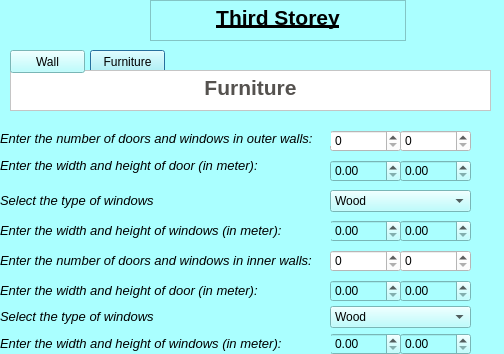
The window that thirdstorey.ui (ch-ankit/HCCE) describes before a commit, drawn with Qt 5.
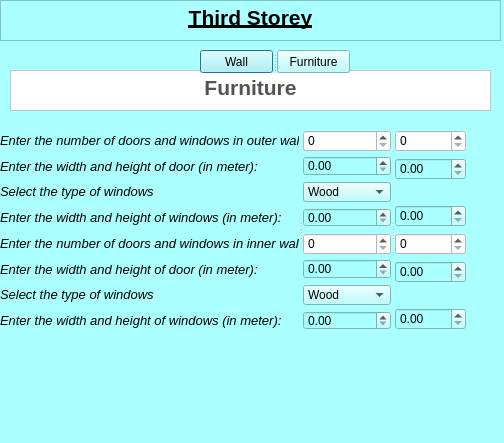
The same window after the commit. The open tabs and pages were chosen to show the change.

What changed in the file:
```diff
--- a/thirdstorey.ui
+++ b/thirdstorey.ui
@@ -7,7 +7,7 @@
     <x>0</x>
     <y>0</y>
     <width>504</width>
-    <height>354</height>
+    <height>443</height>
    </rect>
   </property>
   <property name="windowTitle">
@@ -16,26 +16,13 @@
   <property name="styleSheet">
    <string notr="true">background-color: rgb(170, 255, 255);</string>
   </property>
-  <widget class="QPushButton" name="pushButton_2">
-   <property name="geometry">
-    <rect>
-     <x>90</x>
-     <y>50</y>
-     <width>75</width>
-     <height>23</height>
-    </rect>
-   </property>
-   <property name="text">
-    <string>Furniture</string>
-   </property>
-  </widget>
   <widget class="QStackedWidget" name="stackedWidget">
    <property name="geometry">
     <rect>
      <x>0</x>
      <y>70</y>
      <width>491</width>
-     <height>301</height>
+     <height>281</height>
     </rect>
    </property>
    <property name="styleSheet">
@@ -285,70 +272,6 @@
     </widget>
    </widget>
    <widget class="QWidget" name="page_2">
-    <widget class="QDoubleSpinBox" name="DSOWNW">
-     <property name="geometry">
-      <rect>
-       <x>330</x>
-       <y>150</y>
-       <width>71</width>
-       <height>22</height>
-      </rect>
-     </property>
-     <property name="singleStep">
-      <double>0.010000000000000</double>
-     </property>
-    </widget>
-    <widget class="QDoubleSpinBox" name="DSOWNH">
-     <property name="geometry">
-      <rect>
-       <x>400</x>
-       <y>150</y>
-       <width>71</width>
-       <height>22</height>
-      </rect>
-     </property>
-     <property name="singleStep">
-      <double>0.010000000000000</double>
-     </property>
-    </widget>
-    <widget class="QLabel" name="label_8">
-     <property name="geometry">
-      <rect>
-       <x>0</x>
-       <y>150</y>
-       <width>331</width>
-       <height>21</height>
-      </rect>
-     </property>
-     <property name="font">
-      <font>
-       <pointsize>10</pointsize>
-       <italic>true</italic>
-      </font>
-     </property>
-     <property name="text">
-      <string>Enter the width and height of windows (in meter):</string>
-     </property>
-    </widget>
-    <widget class="QSpinBox" name="DSNOD">
-     <property name="geometry">
-      <rect>
-       <x>330</x>
-       <y>60</y>
-       <width>71</width>
-       <height>22</height>
-      </rect>
-     </property>
-     <property name="minimumSize">
-      <size>
-       <width>71</width>
-       <height>22</height>
-      </size>
-     </property>
-     <property name="styleSheet">
-      <string notr="true">background-color:rgb(255, 255, 255)</string>
-     </property>
-    </widget>
     <widget class="QTextBrowser" name="TBF_3">
      <property name="geometry">
       <rect>
@@ -369,327 +292,291 @@
 &lt;p align=&quot;center&quot; style=&quot; margin-top:0px; margin-bottom:0px; margin-left:0px; margin-right:0px; -qt-block-indent:0; text-indent:0px;&quot;&gt;&lt;span style=&quot; font-size:16pt; font-weight:600; color:#55524f;&quot;&gt;Furniture&lt;/span&gt;&lt;/p&gt;&lt;/body&gt;&lt;/html&gt;</string>
      </property>
     </widget>
-    <widget class="QSpinBox" name="DSNWI">
+    <widget class="QSplitter" name="splitter">
      <property name="geometry">
       <rect>
-       <x>400</x>
-       <y>180</y>
-       <width>71</width>
-       <height>22</height>
-      </rect>
-     </property>
-     <property name="minimumSize">
-      <size>
-       <width>71</width>
-       <height>22</height>
-      </size>
-     </property>
-     <property name="styleSheet">
-      <string notr="true">background-color:rgb(255, 255, 255)</string>
-     </property>
-    </widget>
-    <widget class="QSpinBox" name="DSNDI">
-     <property name="geometry">
-      <rect>
-       <x>330</x>
-       <y>180</y>
-       <width>71</width>
-       <height>22</height>
-      </rect>
-     </property>
-     <property name="minimumSize">
-      <size>
-       <width>71</width>
-       <height>22</height>
-      </size>
-     </property>
-     <property name="styleSheet">
-      <string notr="true">background-color:rgb(255, 255, 255)</string>
-     </property>
-    </widget>
-    <widget class="QLabel" name="label_7">
-     <property name="geometry">
-      <rect>
        <x>0</x>
-       <y>80</y>
-       <width>321</width>
-       <height>31</height>
-      </rect>
-     </property>
-     <property name="font">
-      <font>
-       <pointsize>10</pointsize>
-       <italic>true</italic>
-      </font>
-     </property>
-     <property name="text">
-      <string>Enter the width and height of door (in meter):</string>
-     </property>
-    </widget>
-    <widget class="QComboBox" name="CBTWO">
-     <property name="geometry">
-      <rect>
-       <x>330</x>
-       <y>236</y>
-       <width>141</width>
-       <height>22</height>
-      </rect>
-     </property>
-     <item>
-      <property name="text">
-       <string>Wood</string>
-      </property>
-     </item>
-     <item>
-      <property name="text">
-       <string>Aluminium</string>
-      </property>
-     </item>
-     <item>
-      <property name="text">
-       <string>PVC</string>
-      </property>
-     </item>
-    </widget>
-    <widget class="QDoubleSpinBox" name="DSIDW">
-     <property name="geometry">
-      <rect>
-       <x>330</x>
-       <y>210</y>
-       <width>71</width>
-       <height>22</height>
-      </rect>
-     </property>
-    </widget>
-    <widget class="QLabel" name="label_9">
-     <property name="geometry">
-      <rect>
-       <x>0</x>
-       <y>180</y>
-       <width>321</width>
-       <height>21</height>
-      </rect>
-     </property>
-     <property name="font">
-      <font>
-       <pointsize>10</pointsize>
-       <italic>true</italic>
-      </font>
-     </property>
-     <property name="text">
-      <string>Enter the number of doors and windows in inner walls:</string>
-     </property>
-    </widget>
-    <widget class="QComboBox" name="CBTWI">
-     <property name="geometry">
-      <rect>
-       <x>330</x>
-       <y>120</y>
-       <width>141</width>
-       <height>22</height>
-      </rect>
-     </property>
-     <item>
-      <property name="text">
-       <string>Wood</string>
-      </property>
-     </item>
-     <item>
-      <property name="text">
-       <string>Aluminium</string>
-      </property>
-     </item>
-     <item>
-      <property name="text">
-       <string>PVC</string>
-      </property>
-     </item>
-    </widget>
-    <widget class="QLabel" name="label_12">
-     <property name="geometry">
-      <rect>
-       <x>0</x>
        <y>60</y>
-       <width>331</width>
-       <height>16</height>
+       <width>466</width>
+       <height>200</height>
       </rect>
      </property>
-     <property name="font">
-      <font>
-       <pointsize>10</pointsize>
-       <italic>true</italic>
-      </font>
+     <property name="orientation">
+      <enum>Qt::Horizontal</enum>
      </property>
-     <property name="text">
-      <string>Enter the number of doors and windows in outer walls:</string>
-     </property>
-    </widget>
-    <widget class="QLabel" name="label_11">
-     <property name="geometry">
-      <rect>
-       <x>0</x>
-       <y>210</y>
-       <width>321</width>
-       <height>21</height>
-      </rect>
-     </property>
-     <property name="font">
-      <font>
-       <pointsize>10</pointsize>
-       <italic>true</italic>
-      </font>
-     </property>
-     <property name="text">
-      <string>Enter the width and height of door (in meter):</string>
-     </property>
-    </widget>
-    <widget class="QSpinBox" name="DSNOW">
-     <property name="geometry">
-      <rect>
-       <x>400</x>
-       <y>60</y>
-       <width>71</width>
-       <height>22</height>
-      </rect>
-     </property>
-     <property name="minimumSize">
-      <size>
-       <width>71</width>
-       <height>22</height>
-      </size>
-     </property>
-     <property name="styleSheet">
-      <string notr="true">background-color:rgb(255, 255, 255)</string>
-     </property>
-    </widget>
-    <widget class="QDoubleSpinBox" name="DSODW">
-     <property name="geometry">
-      <rect>
-       <x>330</x>
-       <y>90</y>
-       <width>71</width>
-       <height>22</height>
-      </rect>
-     </property>
-    </widget>
-    <widget class="QDoubleSpinBox" name="DSIDH">
-     <property name="geometry">
-      <rect>
-       <x>400</x>
-       <y>210</y>
-       <width>71</width>
-       <height>22</height>
-      </rect>
-     </property>
-    </widget>
-    <widget class="QDoubleSpinBox" name="DSIWNW">
-     <property name="geometry">
-      <rect>
-       <x>330</x>
-       <y>263</y>
-       <width>71</width>
-       <height>22</height>
-      </rect>
-     </property>
-    </widget>
-    <widget class="QLabel" name="label_10">
-     <property name="geometry">
-      <rect>
-       <x>0</x>
-       <y>263</y>
-       <width>331</width>
-       <height>21</height>
-      </rect>
-     </property>
-     <property name="font">
-      <font>
-       <pointsize>10</pointsize>
-       <italic>true</italic>
-      </font>
-     </property>
-     <property name="text">
-      <string>Enter the width and height of windows (in meter):</string>
-     </property>
-    </widget>
-    <widget class="QLabel" name="label_6">
-     <property name="geometry">
-      <rect>
-       <x>0</x>
-       <y>120</y>
-       <width>321</width>
-       <height>21</height>
-      </rect>
-     </property>
-     <property name="font">
-      <font>
-       <pointsize>10</pointsize>
-       <italic>true</italic>
-      </font>
-     </property>
-     <property name="text">
-      <string>Select the type of windows</string>
-     </property>
-    </widget>
-    <widget class="QDoubleSpinBox" name="DSODH">
-     <property name="geometry">
-      <rect>
-       <x>400</x>
-       <y>90</y>
-       <width>71</width>
-       <height>22</height>
-      </rect>
-     </property>
-    </widget>
-    <widget class="QLabel" name="label_13">
-     <property name="geometry">
-      <rect>
-       <x>0</x>
-       <y>236</y>
-       <width>321</width>
-       <height>21</height>
-      </rect>
-     </property>
-     <property name="font">
-      <font>
-       <pointsize>10</pointsize>
-       <italic>true</italic>
-      </font>
-     </property>
-     <property name="text">
-      <string>Select the type of windows</string>
-     </property>
-    </widget>
-    <widget class="QDoubleSpinBox" name="DSIWNH">
-     <property name="geometry">
-      <rect>
-       <x>400</x>
-       <y>263</y>
-       <width>71</width>
-       <height>22</height>
-      </rect>
-     </property>
+     <widget class="QWidget" name="layoutWidget">
+      <layout class="QVBoxLayout" name="verticalLayout">
+       <item>
+        <widget class="QLabel" name="label_12">
+         <property name="font">
+          <font>
+           <pointsize>10</pointsize>
+           <italic>true</italic>
+          </font>
+         </property>
+         <property name="text">
+          <string>Enter the number of doors and windows in outer walls:</string>
+         </property>
+        </widget>
+       </item>
+       <item>
+        <widget class="QLabel" name="label_7">
+         <property name="font">
+          <font>
+           <pointsize>10</pointsize>
+           <italic>true</italic>
+          </font>
+         </property>
+         <property name="text">
+          <string>Enter the width and height of door (in meter):</string>
+         </property>
+        </widget>
+       </item>
+       <item>
+        <widget class="QLabel" name="label_6">
+         <property name="font">
+          <font>
+           <pointsize>10</pointsize>
+           <italic>true</italic>
+          </font>
+         </property>
+         <property name="text">
+          <string>Select the type of windows</string>
+         </property>
+        </widget>
+       </item>
+       <item>
+        <widget class="QLabel" name="label_8">
+         <property name="font">
+          <font>
+           <pointsize>10</pointsize>
+           <italic>true</italic>
+          </font>
+         </property>
+         <property name="text">
+          <string>Enter the width and height of windows (in meter):</string>
+         </property>
+        </widget>
+       </item>
+       <item>
+        <widget class="QLabel" name="label_9">
+         <property name="font">
+          <font>
+           <pointsize>10</pointsize>
+           <italic>true</italic>
+          </font>
+         </property>
+         <property name="text">
+          <string>Enter the number of doors and windows in inner walls:</string>
+         </property>
+        </widget>
+       </item>
+       <item>
+        <widget class="QLabel" name="label_11">
+         <property name="font">
+          <font>
+           <pointsize>10</pointsize>
+           <italic>true</italic>
+          </font>
+         </property>
+         <property name="text">
+          <string>Enter the width and height of door (in meter):</string>
+         </property>
+        </widget>
+       </item>
+       <item>
+        <widget class="QLabel" name="label_13">
+         <property name="font">
+          <font>
+           <pointsize>10</pointsize>
+           <italic>true</italic>
+          </font>
+         </property>
+         <property name="text">
+          <string>Select the type of windows</string>
+         </property>
+        </widget>
+       </item>
+       <item>
+        <widget class="QLabel" name="label_10">
+         <property name="font">
+          <font>
+           <pointsize>10</pointsize>
+           <italic>true</italic>
+          </font>
+         </property>
+         <property name="text">
+          <string>Enter the width and height of windows (in meter):</string>
+         </property>
+        </widget>
+       </item>
+      </layout>
+     </widget>
+     <widget class="QWidget" name="layoutWidget">
+      <layout class="QVBoxLayout" name="verticalLayout_2">
+       <item>
+        <widget class="QSpinBox" name="DSNOD">
+         <property name="minimumSize">
+          <size>
+           <width>71</width>
+           <height>22</height>
+          </size>
+         </property>
+         <property name="styleSheet">
+          <string notr="true">background-color:rgb(255, 255, 255)</string>
+         </property>
+        </widget>
+       </item>
+       <item>
+        <widget class="QDoubleSpinBox" name="DSODW"/>
+       </item>
+       <item>
+        <widget class="QComboBox" name="CBTWI">
+         <item>
+          <property name="text">
+           <string>Wood</string>
+          </property>
+         </item>
+         <item>
+          <property name="text">
+           <string>Aluminium</string>
+          </property>
+         </item>
+         <item>
+          <property name="text">
+           <string>PVC</string>
+          </property>
+         </item>
+        </widget>
+       </item>
+       <item>
+        <widget class="QDoubleSpinBox" name="DSOWNW">
+         <property name="singleStep">
+          <double>0.010000000000000</double>
+         </property>
+        </widget>
+       </item>
+       <item>
+        <widget class="QSpinBox" name="DSNDI">
+         <property name="minimumSize">
+          <size>
+           <width>71</width>
+           <height>22</height>
+          </size>
+         </property>
+         <property name="styleSheet">
+          <string notr="true">background-color:rgb(255, 255, 255)</string>
+         </property>
+        </widget>
+       </item>
+       <item>
+        <widget class="QDoubleSpinBox" name="DSIDW"/>
+       </item>
+       <item>
+        <widget class="QComboBox" name="CBTWO">
+         <item>
+          <property name="text">
+           <string>Wood</string>
+          </property>
+         </item>
+         <item>
+          <property name="text">
+           <string>Aluminium</string>
+          </property>
+         </item>
+         <item>
+          <property name="text">
+           <string>PVC</string>
+          </property>
+         </item>
+        </widget>
+       </item>
+       <item>
+        <widget class="QDoubleSpinBox" name="DSIWNW"/>
+       </item>
+      </layout>
+     </widget>
+     <widget class="QWidget" name="layoutWidget">
+      <layout class="QVBoxLayout" name="verticalLayout_3">
+       <item>
+        <widget class="QSpinBox" name="DSNOW">
+         <property name="minimumSize">
+          <size>
+           <width>71</width>
+           <height>22</height>
+          </size>
+         </property>
+         <property name="styleSheet">
+          <string notr="true">background-color:rgb(255, 255, 255)</string>
+         </property>
+        </widget>
+       </item>
+       <item>
+        <widget class="QDoubleSpinBox" name="DSODH"/>
+       </item>
+       <item>
+        <spacer name="verticalSpacer">
+         <property name="orientation">
+          <enum>Qt::Vertical</enum>
+         </property>
+         <property name="sizeHint" stdset="0">
+          <size>
+           <width>20</width>
+           <height>40</height>
+          </size>
+         </property>
+        </spacer>
+       </item>
+       <item>
+        <widget class="QDoubleSpinBox" name="DSOWNH">
+         <property name="singleStep">
+          <double>0.010000000000000</double>
+         </property>
+        </widget>
+       </item>
+       <item>
+        <widget class="QSpinBox" name="DSNWI">
+         <property name="minimumSize">
+          <size>
+           <width>71</width>
+           <height>22</height>
+          </size>
+         </property>
+         <property name="styleSheet">
+          <string notr="true">background-color:rgb(255, 255, 255)</string>
+         </property>
+        </widget>
+       </item>
+       <item>
+        <widget class="QDoubleSpinBox" name="DSIDH"/>
+       </item>
+       <item>
+        <spacer name="verticalSpacer_2">
+         <property name="orientation">
+          <enum>Qt::Vertical</enum>
+         </property>
+         <property name="sizeHint" stdset="0">
+          <size>
+           <width>20</width>
+           <height>40</height>
+          </size>
+         </property>
+        </spacer>
+       </item>
+       <item>
+        <widget class="QDoubleSpinBox" name="DSIWNH"/>
+       </item>
+      </layout>
+     </widget>
     </widget>
    </widget>
   </widget>
-  <widget class="QPushButton" name="pushButton">
-   <property name="geometry">
-    <rect>
-     <x>10</x>
-     <y>50</y>
-     <width>75</width>
-     <height>23</height>
-    </rect>
-   </property>
-   <property name="text">
-    <string>Wall</string>
-   </property>
-  </widget>
   <widget class="QTextBrowser" name="textBrowser">
    <property name="geometry">
     <rect>
-     <x>150</x>
+     <x>0</x>
      <y>0</y>
-     <width>256</width>
+     <width>501</width>
      <height>41</height>
     </rect>
    </property>
@@ -701,6 +588,29 @@
 &lt;p align=&quot;center&quot; style=&quot; margin-top:0px; margin-bottom:0px; margin-left:0px; margin-right:0px; -qt-block-indent:0; text-indent:0px;&quot;&gt;&lt;span style=&quot; font-size:16pt; font-weight:600; text-decoration: underline;&quot;&gt;Third Storey&lt;/span&gt;&lt;/p&gt;&lt;/body&gt;&lt;/html&gt;</string>
    </property>
   </widget>
+  <widget class="QSplitter" name="splitter_3">
+   <property name="geometry">
+    <rect>
+     <x>200</x>
+     <y>50</y>
+     <width>150</width>
+     <height>23</height>
+    </rect>
+   </property>
+   <property name="orientation">
+    <enum>Qt::Horizontal</enum>
+   </property>
+   <widget class="QPushButton" name="pushButton">
+    <property name="text">
+     <string>Wall</string>
+    </property>
+   </widget>
+   <widget class="QPushButton" name="pushButton_2">
+    <property name="text">
+     <string>Furniture</string>
+    </property>
+   </widget>
+  </widget>
  </widget>
  <resources/>
  <connections/>
```
Left out of the diff: 383 changed lines with no effect on the pictures.
